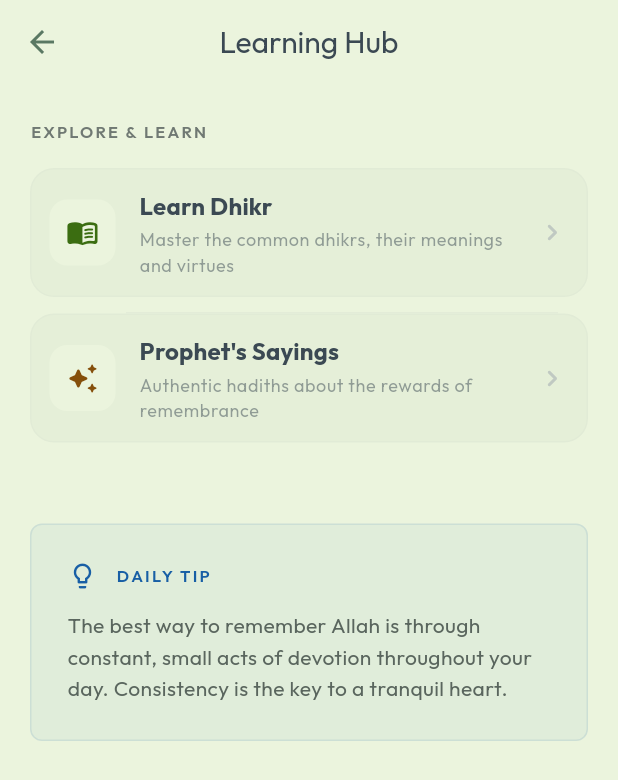
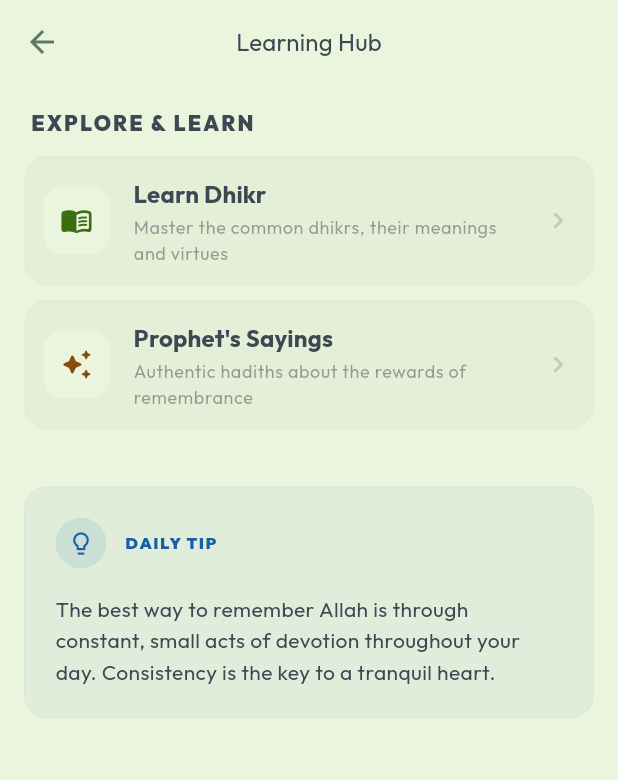
Before and after one commit to onimusha-dev/Easy-Tasweeh, a Flutter app: the LearnScreen screen opened directly, on a phone screen of 412 x 824 dp. Shown: the top 780 px of the screen. Run offline on Flutter 3.47's test engine with Material 3 defaults, Android fonts, the phone set to English and light mode, and no system bars; our stand-ins replace drift, drift_flutter, file_picker, fl_chart, flutter_local_notifications, flutter_phoenix and 9 more; missing offline and left inert: app_settings, workmanager; accounts and stored records are empty; generated files the repository leaves out were written again.

Commit message:
style: learning screen

```diff
--- a/lib/features/history/screens/history_screen.dart
+++ b/lib/features/history/screens/history_screen.dart
@@ -166,7 +166,6 @@ class _HistoryScreenState extends ConsumerState<HistoryScreen> {
   }
 }
 
-// ignore: unused_element
 void _clearHistory(BuildContext context, WidgetRef ref) {
   showDialog(
     context: context,
--- a/lib/features/learning/hub/screens/learn_screen.dart
+++ b/lib/features/learning/hub/screens/learn_screen.dart
@@ -10,79 +10,53 @@ class LearnScreen extends StatelessWidget {
 
   @override
   Widget build(BuildContext context) {
-    final colorScheme = Theme.of(context).colorScheme;
-    final textTheme = Theme.of(context).textTheme;
-
     return Scaffold(
-      backgroundColor: colorScheme.surface,
       appBar: AppBar(
-        title: Text('Learning Hub', style: textTheme.titleLarge),
+        title: Text('Learning Hub', style: Theme.of(context).textTheme.titleMedium),
         centerTitle: true,
       ),
       body: ListView(
-        padding: const EdgeInsets.symmetric(horizontal: 20, vertical: 24),
-        children: [
-          Text(
-            'EXPLORE & LEARN',
-            style: textTheme.labelSmall?.copyWith(color: colorScheme.outline),
+        padding: const EdgeInsets.all(16),
+        children: const [
+          _LearningCategories(),
+          SizedBox(height: 16),
+          FeaturedTip(),
+        ],
       ),
+    );
+  }
+}
 
-          const SizedBox(height: 16),
+class _LearningCategories extends StatelessWidget {
+  const _LearningCategories();
 
-          buildSettingsGroup(
+  @override
+  Widget build(BuildContext context) {
+    return buildSettingsGroup(
       context,
+      title: 'EXPLORE & LEARN',
       children: [
         buildSettingTile(
           context,
           icon: Icons.menu_book_rounded,
           iconColor: AppIconColors.green(context),
           title: 'Learn Dhikr',
-                subtitle:
-                    'Master the common dhikrs, their meanings and virtues',
-                onTap: () {
-                  Navigator.push(
-                    context,
-                    MaterialPageRoute(
-                      builder: (context) => const LearnDhikrScreen(),
+          subtitle: 'Master the common dhikrs, their meanings and virtues',
+          onTap: () => _push(context, const LearnDhikrScreen()),
         ),
-                  );
-                },
-              ),
-              _buildDivider(context),
         buildSettingTile(
           context,
           icon: Icons.auto_awesome_rounded,
           iconColor: AppIconColors.amber(context),
           title: 'Prophet\'s Sayings',
           subtitle: 'Authentic hadiths about the rewards of remembrance',
-                onTap: () {
-                  Navigator.push(
-                    context,
-                    MaterialPageRoute(
-                      builder: (context) => const ProphetSayingScreen(),
-                    ),
-                  );
-                },
+          onTap: () => _push(context, const ProphetSayingScreen()),
         ),
       ],
-          ),
-
-          const SizedBox(height: 32),
-
-          const FeaturedTip(),
-        ],
-      ),
     );
   }
 
-  Widget _buildDivider(BuildContext context) {
-    return Divider(
-      height: 1,
-      indent: 64,
-      endIndent: 20,
-      color: Theme.of(
-        context,
-      ).colorScheme.outlineVariant.withValues(alpha: 0.3),
-    );
+  void _push(BuildContext context, Widget screen) {
+    Navigator.push(context, MaterialPageRoute(builder: (_) => screen));
   }
 }
--- a/lib/features/learning/hub/widgets/featured_tip.dart
+++ b/lib/features/learning/hub/widgets/featured_tip.dart
@@ -1,4 +1,5 @@
 import 'package:easy_tasbeeh/core/theme/schemes/app_colors.dart';
+import 'package:easy_tasbeeh/core/widgets/app_card.dart';
 import 'package:flutter/material.dart';
 
 class FeaturedTip extends StatelessWidget {
@@ -6,42 +7,47 @@ class FeaturedTip extends StatelessWidget {
 
   @override
   Widget build(BuildContext context) {
-    final colorScheme = Theme.of(context).colorScheme;
-    final textTheme = Theme.of(context).textTheme;
+    final theme = Theme.of(context);
+    final colorScheme = theme.colorScheme;
+    final accentColor = AppIconColors.blue(context);
 
-    return Container(
-      padding: const EdgeInsets.all(24),
-      decoration: BoxDecoration(
-        color: AppIconColors.blue(context).withValues(alpha: 0.05),
-        borderRadius: BorderRadius.circular(8),
-        border: Border.all(
-          color: AppIconColors.blue(context).withValues(alpha: 0.1),
-        ),
-      ),
+    return AppCard(
+      backgroundColor: accentColor.withValues(alpha: 0.05),
+      padding: const EdgeInsets.all(20),
       child: Column(
         crossAxisAlignment: CrossAxisAlignment.start,
         children: [
           Row(
             children: [
-              Icon(
-                Icons.lightbulb_outline_rounded,
-                color: AppIconColors.blue(context),
-                size: 20,
+              Container(
+                padding: const EdgeInsets.all(8),
+                decoration: BoxDecoration(
+                  color: accentColor.withValues(alpha: 0.1),
+                  shape: BoxShape.circle,
+                ),
+                child: Icon(
+                  Icons.lightbulb_outline_rounded,
+                  color: accentColor,
+                  size: 18,
+                ),
               ),
               const SizedBox(width: 12),
               Text(
                 'DAILY TIP',
-                style: textTheme.labelSmall?.copyWith(
-                  color: AppIconColors.blue(context),
+                style: theme.textTheme.labelSmall?.copyWith(
+                  color: accentColor,
+                  fontWeight: FontWeight.w900,
+                  letterSpacing: 1.0,
                 ),
               ),
             ],
           ),
-          const SizedBox(height: 12),
+          const SizedBox(height: 16),
           Text(
             'The best way to remember Allah is through constant, small acts of devotion throughout your day. Consistency is the key to a tranquil heart.',
-            style: textTheme.bodyMedium?.copyWith(
-              color: colorScheme.onSurfaceVariant,
+            style: theme.textTheme.bodyMedium?.copyWith(
+              color: colorScheme.onSurface,
+              height: 1.5,
             ),
           ),
         ],
```
Also changed, not shown: lib/features/analytics/screens/analytics_screen.dart (+0 -82 lines), lib/features/history/widgets/history_item_card.dart (+10 -6 lines), lib/features/history/widgets/history_totals_card.dart (+27 -26 lines). Lines whose indentation alone changed are shown as unchanged.
